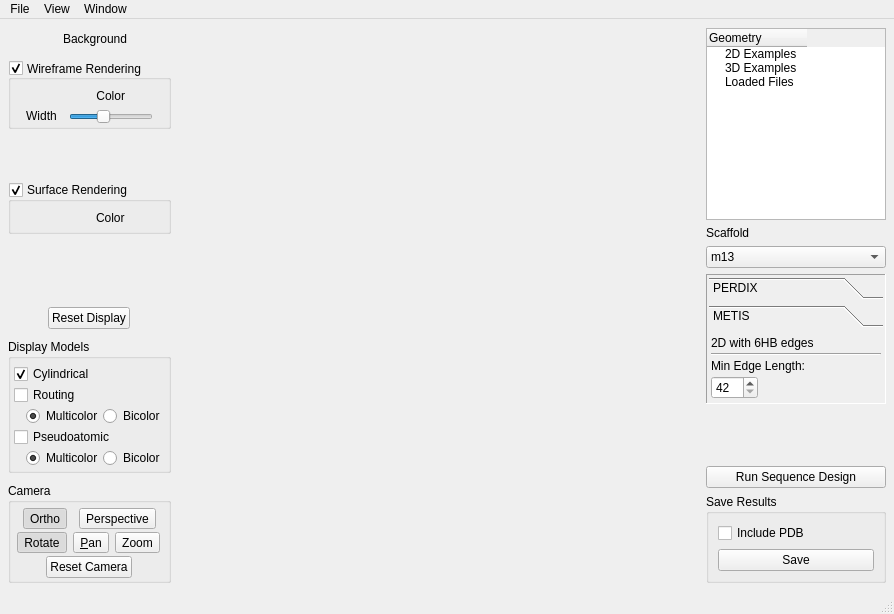
Qt form ui/AthenaMainWindow.ui (lcbb/athena) before a commit.
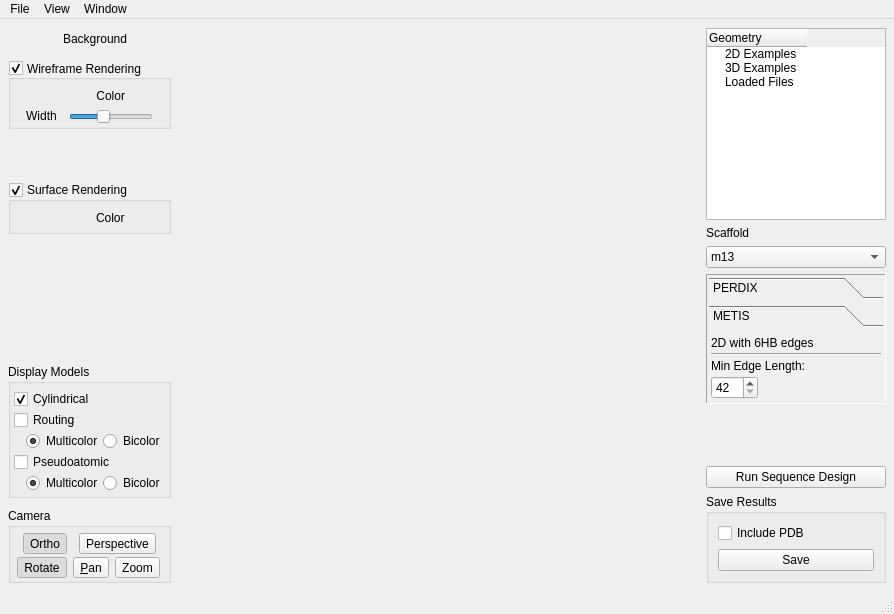
The same form after that commit. The open tabs and pages were chosen to show the change. Custom widgets are drawn as their Qt base class.

Commit message: Remove some reset buttons

```diff
--- a/ui/AthenaMainWindow.ui
+++ b/ui/AthenaMainWindow.ui
@@ -57,7 +57,7 @@
         </property>
         <item>
          <widget class="QWidget" name="inputSidebar" native="true">
-          <layout class="QVBoxLayout" name="inputSidebarLayout" stretch="0,0,0,0,0,0,0">
+          <layout class="QVBoxLayout" name="inputSidebarLayout" stretch="0,0,0,0,0,0">
            <property name="spacing">
             <number>10</number>
            </property>
@@ -798,32 +798,6 @@
              </property>
             </spacer>
            </item>
-           <item>
-            <layout class="QHBoxLayout" name="horizontalLayout_17">
-             <property name="spacing">
-              <number>0</number>
-             </property>
-             <property name="topMargin">
-              <number>0</number>
-             </property>
-             <item>
-              <widget class="QPushButton" name="resetDisplayButton">
-               <property name="sizePolicy">
-                <sizepolicy hsizetype="Maximum" vsizetype="Fixed">
-                 <horstretch>0</horstretch>
-                 <verstretch>0</verstretch>
-                </sizepolicy>
-               </property>
-               <property name="focusPolicy">
-                <enum>Qt::NoFocus</enum>
-               </property>
-               <property name="text">
-                <string>Reset Display</string>
-               </property>
-              </widget>
-             </item>
-            </layout>
-           </item>
            <item>
             <widget class="QGroupBox" name="showResultsBox">
              <property name="sizePolicy">
@@ -1112,32 +1086,6 @@
                 </item>
                </layout>
               </item>
-              <item>
-               <layout class="QHBoxLayout" name="horizontalLayout_18">
-                <property name="spacing">
-                 <number>0</number>
-                </property>
-                <property name="topMargin">
-                 <number>0</number>
-                </property>
-                <item>
-                 <widget class="QPushButton" name="resetCameraButton">
-                  <property name="sizePolicy">
-                   <sizepolicy hsizetype="Maximum" vsizetype="Fixed">
-                    <horstretch>0</horstretch>
-                    <verstretch>0</verstretch>
-                   </sizepolicy>
-                  </property>
-                  <property name="focusPolicy">
-                   <enum>Qt::NoFocus</enum>
-                  </property>
-                  <property name="text">
-                   <string>Reset Camera</string>
-                  </property>
-                 </widget>
-                </item>
-               </layout>
-              </item>
              </layout>
             </widget>
            </item>
```
Left out of the diff: 8 changed lines with no effect on the pictures. The commit also changes 1 other file.
